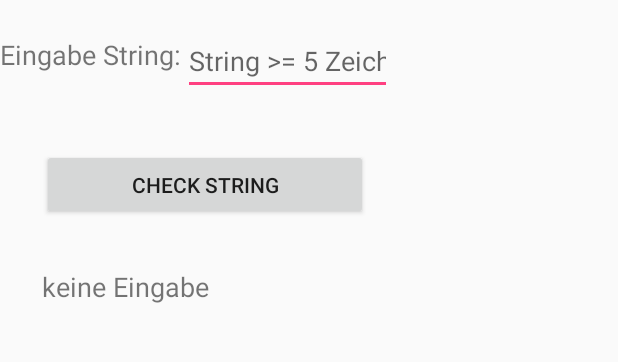
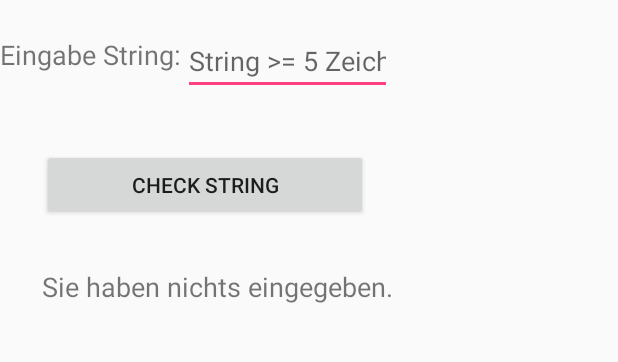
Before and after one commit to NapeStar/SE2Palindrom, an Android app: the screen it shows after launch (MainActivity), after a tap on "CHECK STRING", on a phone screen of 412 x 824 dp, the part 242-604 px from its top. Run offline under Robolectric (Android 15) with nearby library versions, the phone set to English and light mode, and no system bars.

Commit message:
update 2

```diff
--- a/app/src/main/java/com/example/napestar/palindrom/MainActivity.java
+++ b/app/src/main/java/com/example/napestar/palindrom/MainActivity.java
@@ -40,7 +40,7 @@ public class MainActivity extends AppCompatActivity {
                 String srev ="";
 
                 if (s.isEmpty()) {
-                    textViewResult.setText("keine Eingabe");
+                    textViewResult.setText("Sie haben nichts eingegeben.");
                     return;
                 }
                 if (s.length()<5) {
```
